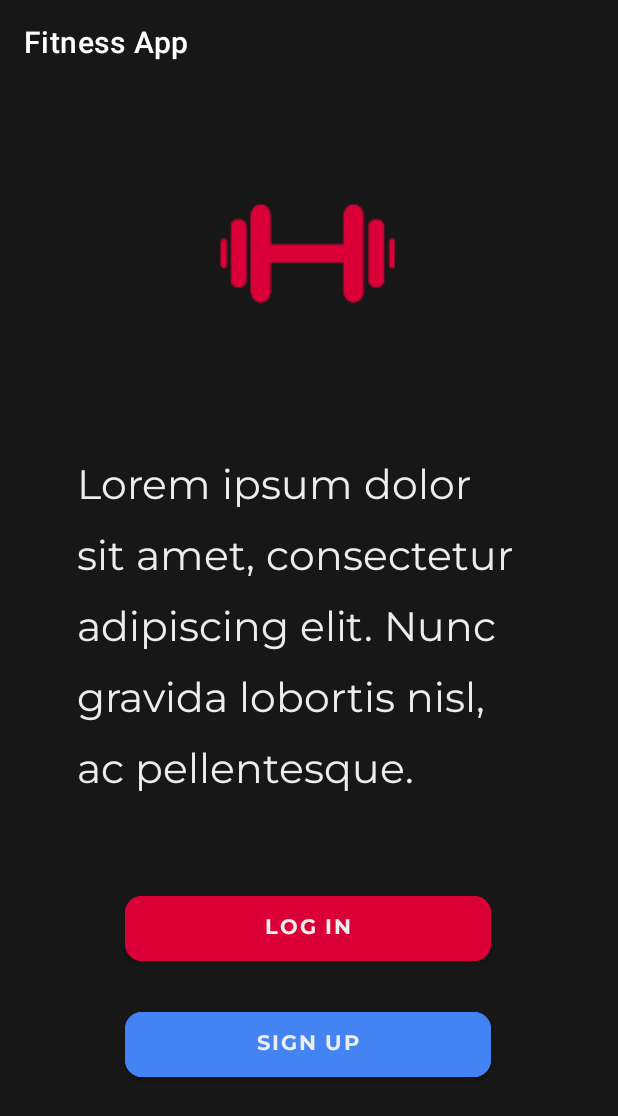
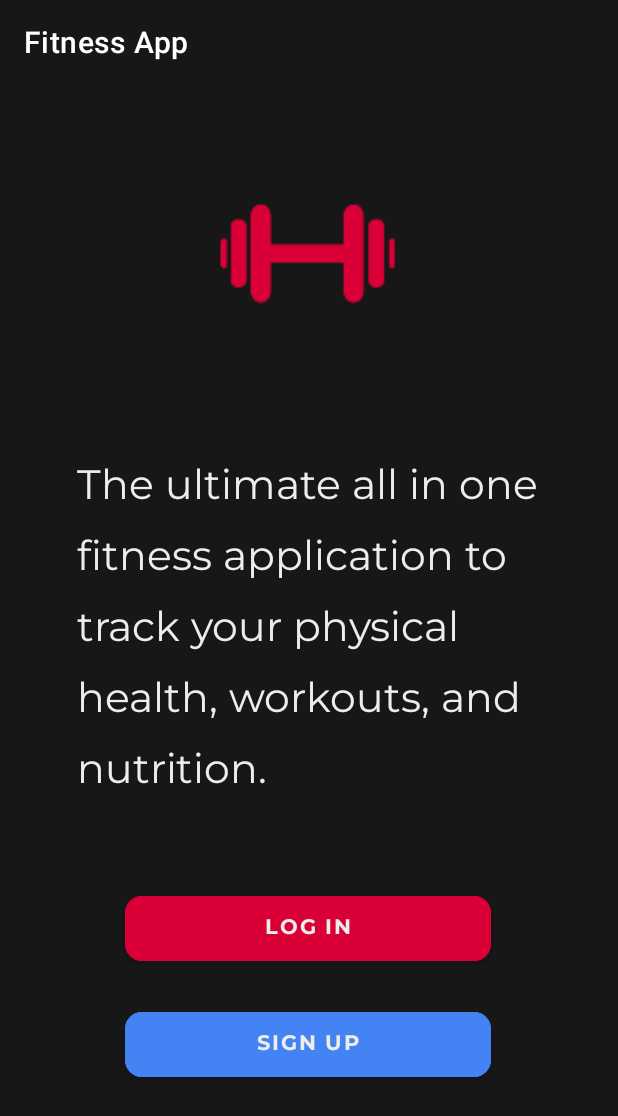
Before and after one commit to AzharMoosa/fitness-guide, an Android app: the screen it shows after launch (MainActivity), on a phone screen of 412 x 824 dp. Shown: the top 1116 px of the screen. Run offline under Robolectric (Android 15) with nearby library versions, the phone set to English and light mode, and no system bars; our stand-ins replace Volley; network calls fail.

Commit message:
Welcome Message Added

```diff
--- a/app/src/main/java/com/example/fitnessapp/menu/Settings.java
+++ b/app/src/main/java/com/example/fitnessapp/menu/Settings.java
@@ -58,11 +58,6 @@ public class Settings extends Fragment {
     }
   }
 
-  public void signOut(View v) {
-    clearToken(getContext());
-    startActivity(new Intent(v.getContext(), MainActivity.class));
-  }
-
   @Override
   public View onCreateView(LayoutInflater inflater, ViewGroup container,
       Bundle savedInstanceState) {
--- a/app/src/main/res/layout/activity_main.xml
+++ b/app/src/main/res/layout/activity_main.xml
@@ -26,7 +26,7 @@
       android:layout_height="231dp"
       android:fontFamily="@font/montserrat"
       android:lineSpacingExtra="14sp"
-        android:text="@string/lorem_ipsum_dolor_sit_amet_consectetur_adipiscing_elit_nunc_gravida_lobortis_nisl_ac_pellentesque"
+      android:text="@string/the_ultimate_all_in_one_fitness_application_to_track_your_physical_health_workouts_and_nutrition"
       android:textColor="@color/primary_text"
       android:textSize="27sp"
       app:layout_constraintBottom_toBottomOf="parent"
--- a/app/src/main/res/values/strings.xml
+++ b/app/src/main/res/values/strings.xml
@@ -34,4 +34,5 @@
   <string name="health_information">Health Information</string>
   <string name="about">About</string>
   <string name="sign_out">Sign Out</string>
+  <string name="the_ultimate_all_in_one_fitness_application_to_track_your_physical_health_workouts_and_nutrition">The ultimate all in one fitness application to track your physical health, workouts, and nutrition.</string>
 </resources>
```
Lines whose indentation alone changed are shown as unchanged.
